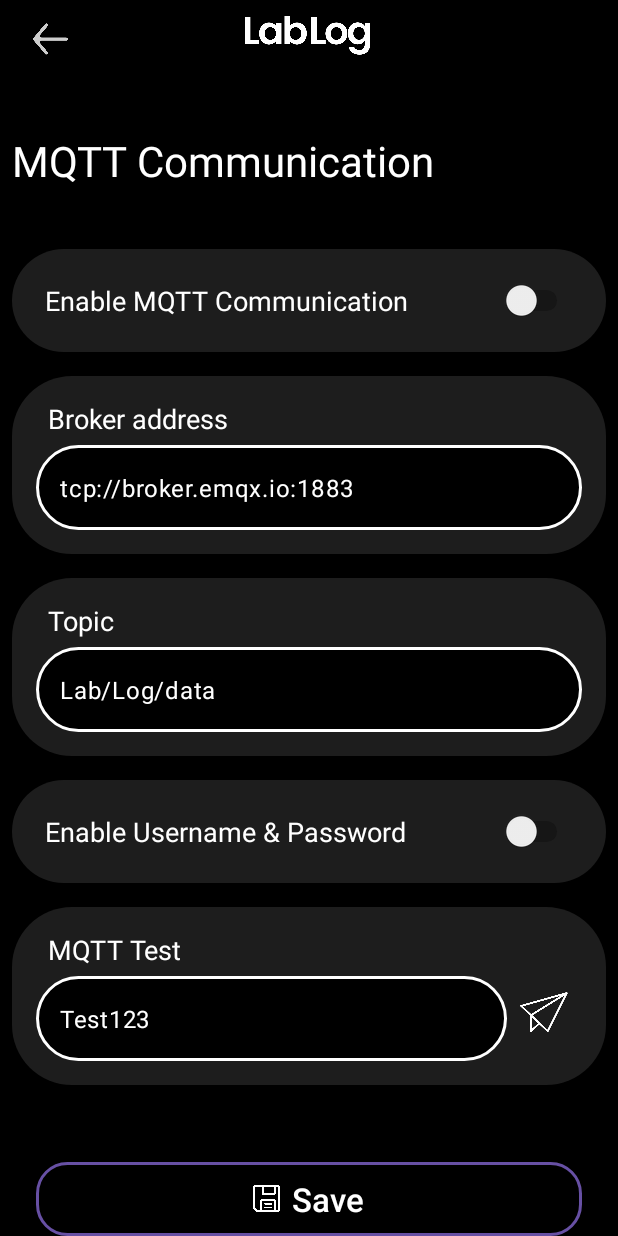
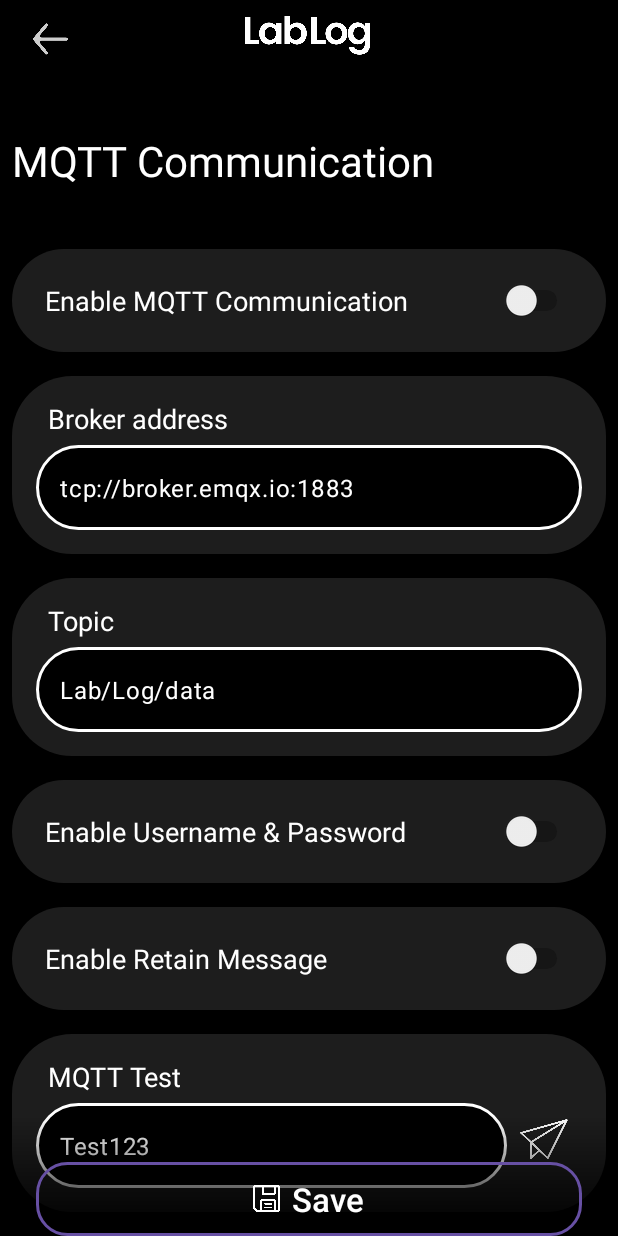
Before and after one commit to jakobkreft/LabLog, an Android app: the MQTTSettingsActivity screen opened directly, with no data from a screen before it, after a tap on "Save", on a phone screen of 412 x 824 dp. Run offline under Robolectric (Android 15) with nearby library versions, the phone set to English and light mode, and no system bars; libraries missing offline, so code that uses them is left out: org.eclipse.paho; 1 other tap on this screen came first.

Commit message:
Enable Retain flag for MQTT feature

```diff
--- a/app/build.gradle.kts
+++ b/app/build.gradle.kts
@@ -10,8 +10,8 @@ android {
         applicationId = "si.uni_lj.fe.lablog"
         minSdk = 29
         targetSdk = 34
-        versionCode = 11
-        versionName = "1.10"
+        versionCode = 12
+        versionName = "1.11"
 
         testInstrumentationRunner = "androidx.test.runner.AndroidJUnitRunner"
     }
--- a/app/src/main/AndroidManifest.xml
+++ b/app/src/main/AndroidManifest.xml
@@ -1,8 +1,8 @@
 <?xml version="1.0" encoding="utf-8"?>
 <manifest xmlns:android="http://schemas.android.com/apk/res/android"
     xmlns:tools="http://schemas.android.com/tools"
-    android:versionCode="11"
-    android:versionName="1.10">
+    android:versionCode="12"
+    android:versionName="1.11">
     <!-- Increment versionCode with each release and in the build.gradle.kts too!! -->
     <!-- Camera and Storage Permissions -->
     <uses-feature
--- a/app/src/main/java/si/uni_lj/fe/lablog/MQTTHelper.java
+++ b/app/src/main/java/si/uni_lj/fe/lablog/MQTTHelper.java
@@ -39,6 +39,8 @@ public class MQTTHelper {
         boolean authEnabled = sharedPreferences.getBoolean("auth_enabled", false);
         String username = sharedPreferences.getString("username", "");
         String password = sharedPreferences.getString("password", "");
+        boolean retainEnabled = sharedPreferences.getBoolean("retain_enabled", false);
+
 
         if (!mqttEnabled) {
             errorCallback.onError("MQTT is disabled.");
@@ -94,6 +96,7 @@ public class MQTTHelper {
             // Publish the message
             MqttMessage mqttMessage = new MqttMessage(message.getBytes());
             mqttMessage.setQos(1);
+            mqttMessage.setRetained(retainEnabled);
             mqttClient.publish(topic, mqttMessage);
 
             mqttClient.disconnect();
--- a/app/src/main/java/si/uni_lj/fe/lablog/MQTTSettingsActivity.java
+++ b/app/src/main/java/si/uni_lj/fe/lablog/MQTTSettingsActivity.java
@@ -32,6 +32,7 @@ public class MQTTSettingsActivity extends AppCompatActivity {
     private Button saveSettingsButton;
     private EditText messageInput;
     private ImageButton sendButton;
+    private Switch retainSwitch;
 
     private MQTTHelper mqttHelper;
 
@@ -58,6 +59,7 @@ public class MQTTSettingsActivity extends AppCompatActivity {
         saveSettingsButton = findViewById(R.id.SaveSettingsButton);
         messageInput = findViewById(R.id.messageInput);
         sendButton = findViewById(R.id.sendButton);
+        retainSwitch = findViewById(R.id.retainSwitch);
 
         // Initialize MQTT Helper
         mqttHelper = new MQTTHelper(this);
@@ -120,6 +122,9 @@ public class MQTTSettingsActivity extends AppCompatActivity {
         boolean authEnabled = sharedPreferences.getBoolean("auth_enabled", false);
         String username = sharedPreferences.getString("username", "");
         String password = sharedPreferences.getString("password", "");
+        boolean retainEnabled = sharedPreferences.getBoolean("retain_enabled", false);
+        retainSwitch.setChecked(retainEnabled);
+
 
         brokerInput.setText(broker);
         topicInput.setText(topic);
@@ -145,6 +150,7 @@ public class MQTTSettingsActivity extends AppCompatActivity {
         boolean authEnabled = authSwitch.isChecked();
         String username = usernameInput.getText().toString().trim();
         String password = passwordInput.getText().toString().trim();
+        boolean retainEnabled = retainSwitch.isChecked();
 
         if (mqttEnabled && (broker.isEmpty() || topic.isEmpty())) {
             Toast.makeText(this, "Please provide both broker address and topic.", Toast.LENGTH_SHORT).show();
@@ -166,6 +172,7 @@ public class MQTTSettingsActivity extends AppCompatActivity {
         editor.putBoolean("auth_enabled", authEnabled);
         editor.putString("username", authEnabled ? username : "");
         editor.putString("password", authEnabled ? password : "");
+        editor.putBoolean("retain_enabled", retainEnabled);
 
         editor.apply();
 
--- a/app/src/main/res/layout/activity_mqttsettings.xml
+++ b/app/src/main/res/layout/activity_mqttsettings.xml
@@ -239,6 +239,16 @@
                 </com.google.android.material.textfield.TextInputLayout>
             </androidx.constraintlayout.widget.ConstraintLayout>
 
+            <Switch
+                android:id="@+id/retainSwitch"
+                android:layout_width="match_parent"
+                android:layout_height="wrap_content"
+                android:layout_margin="8dp"
+                android:background="@drawable/settings_rounded_bg"
+                android:padding="22dp"
+                android:text="Enable Retain Message"
+                android:textColor="#FFFFFF"
+                android:textSize="18sp" />
 
             <androidx.constraintlayout.widget.ConstraintLayout
                 android:layout_width="match_parent"
@@ -295,6 +305,8 @@
                     app:srcCompat="@drawable/ic_send" />
             </androidx.constraintlayout.widget.ConstraintLayout>
 
+
+
             <Space
                 android:layout_width="match_parent"
                 android:layout_height="370dp" />
```
Also changed, not shown: 1 other file.
